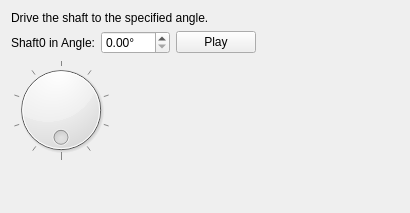
This is core/panel/run_Drive_shaft.ui in KmolYuan/Pyslvs-UI as Qt 5 draws it before an edit. The edited form follows.
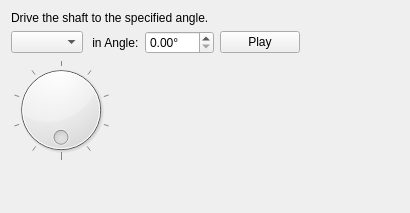
This is the edited form.

Commit message: Drive Shaft switch feature.

Patch:
```diff
--- a/core/panel/run_Drive_shaft.ui
+++ b/core/panel/run_Drive_shaft.ui
@@ -29,6 +29,9 @@
    </item>
    <item>
     <layout class="QHBoxLayout" name="horizontalLayout_2">
+     <item>
+      <widget class="QComboBox" name="Shaft"/>
+     </item>
      <item>
       <widget class="QLabel" name="label_2">
        <property name="sizePolicy">
@@ -38,7 +41,7 @@
         </sizepolicy>
        </property>
        <property name="text">
-        <string>Shaft0 in Angle:</string>
+        <string> in Angle:</string>
        </property>
       </widget>
      </item>
```
The commit also changes 6 other files.
